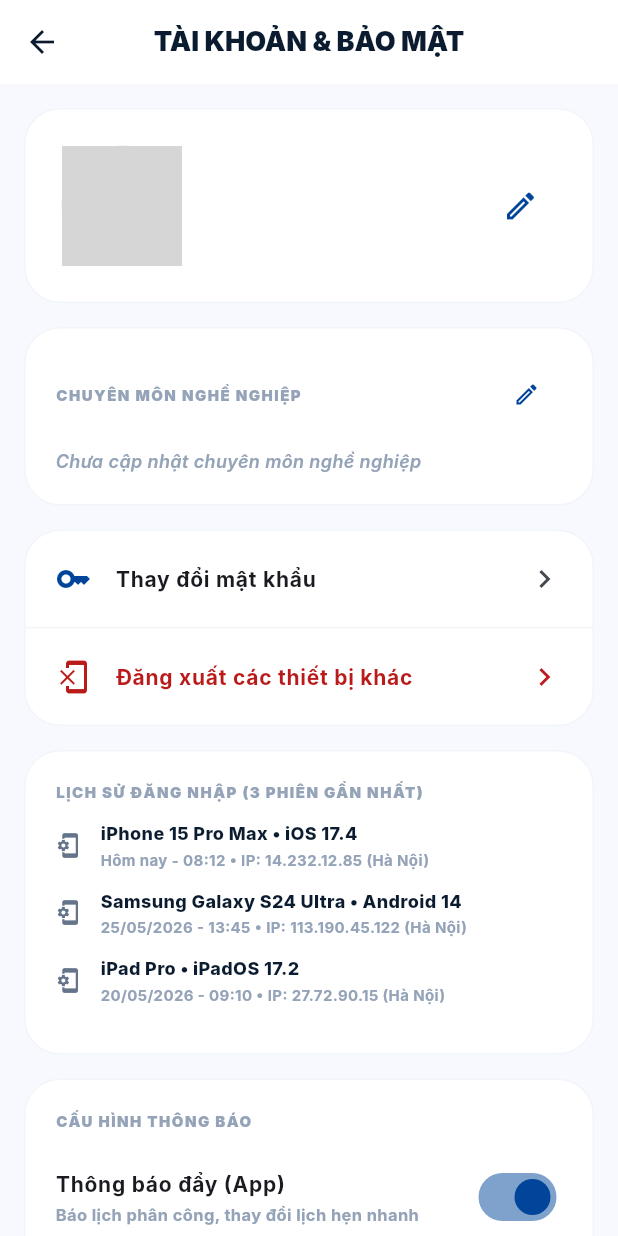
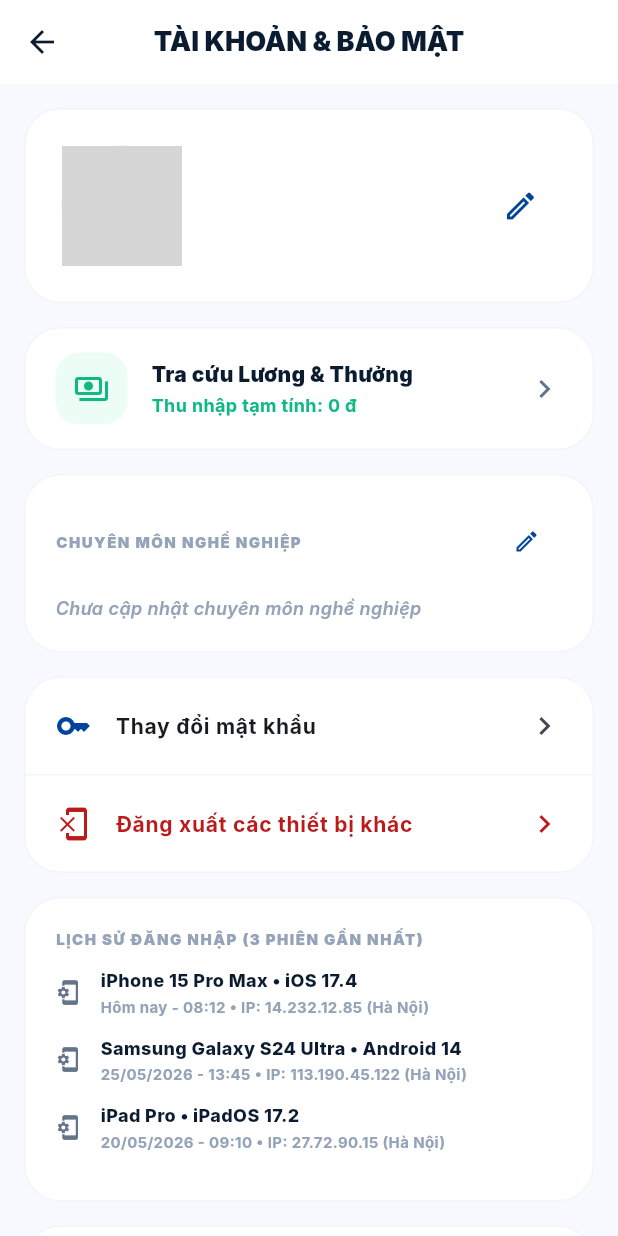
Before and after one commit to TuanDat-meo/QLCuaHangMayLocNuoc, a Flutter app: the ProfileSettingsScreen screen opened directly, on a phone screen of 412 x 824 dp. Run offline on Flutter 3.47's test engine with Material 3 defaults, Android fonts, the light colour scheme and no system bars; our stand-ins replace cloud_firestore, connectivity_plus, firebase_auth, firebase_core, firebase_messaging, fl_chart and 11 more; accounts and stored records are empty; network calls fail; Roboto replaces fonts that are missing (Inter); project files that could hold a hidden picture were left out; grey boxes are pictures that could not be loaded.

Commit message:
ADD: Tinh Luong cho KTV

```diff
--- a/apps/technician_app/lib/features/profile/screens/profile_settings_screen.dart
+++ b/apps/technician_app/lib/features/profile/screens/profile_settings_screen.dart
@@ -4,9 +4,12 @@ import 'package:shared/theme/app_colors.dart';
 import 'package:shared/theme/app_text_styles.dart';
 import 'package:image_picker/image_picker.dart';
 import 'package:shared/services/auth_service.dart';
+import 'package:intl/intl.dart';
 import '../../../controllers/auth_controller.dart';
 import '../../../controllers/profile_controller.dart';
+import '../../../controllers/job_controller.dart';
 import 'edit_profile_screen.dart';
+import 'salary_screen.dart';
 
 class ProfileSettingsScreen extends StatefulWidget {
   const ProfileSettingsScreen({super.key});
@@ -465,6 +468,14 @@ class _ProfileSettingsScreenState extends State<ProfileSettingsScreen> {
   Widget build(BuildContext context) {
     final authController = context.watch<AuthController>();
     final user = authController.currentUser;
+    final jobController = context.watch<JobController>();
+
+    final completedCount = jobController.jobs
+        .where((j) => j.status == JobStatus.completed)
+        .length;
+    final double baseSalary = user?.baseSalary ?? 0.0;
+    final double commissionPerOrder = user?.commissionPerOrder ?? 500000.0;
+    final double totalIncome = baseSalary + (completedCount * commissionPerOrder);
 
     return Scaffold(
       backgroundColor: AppColors.surface,
@@ -478,6 +489,10 @@ class _ProfileSettingsScreenState extends State<ProfileSettingsScreen> {
           children: [
             // 1. Profile header card
             _buildProfileHeaderCard(user),
+            const SizedBox(height: 16),
+
+            // 1b. Tra cứu Lương & Thưởng Card
+            _buildSalaryCard(user, totalIncome),
             const SizedBox(height: 16),
 
             // 2. Chuyên môn nghề nghiệp
@@ -653,6 +668,77 @@ class _ProfileSettingsScreenState extends State<ProfileSettingsScreen> {
           },
         );
       },
+    );
+  }
+
+  Widget _buildSalaryCard(dynamic user, double totalIncome) {
+    final currencyFormatter = NumberFormat.currency(locale: 'vi_VN', symbol: 'đ', decimalDigits: 0);
+    return Container(
+      decoration: BoxDecoration(
+        color: Colors.white,
+        borderRadius: BorderRadius.circular(24),
+        border: Border.all(color: const Color(0xfff1f5f9)),
+      ),
+      child: Material(
+        color: Colors.transparent,
+        child: InkWell(
+          borderRadius: BorderRadius.circular(24),
+          onTap: () {
+            Navigator.push(
+              context,
+              MaterialPageRoute(builder: (context) => const SalaryScreen()),
+            );
+          },
+          child: Padding(
+            padding: const EdgeInsets.symmetric(horizontal: 20, vertical: 16),
+            child: Row(
+              children: [
+                Container(
+                  padding: const EdgeInsets.all(12),
+                  decoration: BoxDecoration(
+                    color: const Color(0xffecfdf5),
+                    borderRadius: BorderRadius.circular(16),
+                  ),
+                  child: const Icon(
+                    Icons.payments_outlined,
+                    color: Color(0xff10b981),
+                    size: 24,
+                  ),
+                ),
+                const SizedBox(width: 16),
+                Expanded(
+                  child: Column(
+                    crossAxisAlignment: CrossAxisAlignment.start,
+                    children: [
+                      const Text(
+                        'Tra cứu Lương & Thưởng',
+                        style: TextStyle(
+                          fontSize: 14,
+                          fontWeight: FontWeight.w900,
+                          color: AppColors.onSurface,
+                        ),
+                      ),
+                      const SizedBox(height: 2),
+                      Text(
+                        'Thu nhập tạm tính: ${currencyFormatter.format(totalIncome)}',
+                        style: const TextStyle(
+                          fontSize: 12,
+                          fontWeight: FontWeight.bold,
+                          color: Color(0xff10b981),
+                        ),
+                      ),
+                    ],
+                  ),
+                ),
+                const Icon(
+                  Icons.chevron_right,
+                  color: Color(0xff64748b),
+                ),
+              ],
+            ),
+          ),
+        ),
+      ),
     );
   }
 
--- a/packages/shared/lib/services/auth_service.dart
+++ b/packages/shared/lib/services/auth_service.dart
@@ -30,6 +30,8 @@ class AuthUser {
   final String? source;
   final String? address;
   final List<String>? specializations;
+  final double? baseSalary;
+  final double? commissionPerOrder;
 
   AuthUser({
     required this.uid,
@@ -45,6 +47,8 @@ class AuthUser {
     this.source,
     this.address,
     this.specializations,
+    this.baseSalary = 0.0,
+    this.commissionPerOrder = 500000.0,
   });
 
   AuthUser copyWith({
@@ -61,6 +65,8 @@ class AuthUser {
     String? source,
     String? address,
     List<String>? specializations,
+    double? baseSalary,
+    double? commissionPerOrder,
   }) {
     return AuthUser(
       uid: uid ?? this.uid,
@@ -76,6 +82,8 @@ class AuthUser {
       source: source ?? this.source,
       address: address ?? this.address,
       specializations: specializations ?? this.specializations,
+      baseSalary: baseSalary ?? this.baseSalary,
+      commissionPerOrder: commissionPerOrder ?? this.commissionPerOrder,
     );
   }
 
@@ -83,6 +91,13 @@ class AuthUser {
     final data = doc.data() as Map<String, dynamic>? ?? {};
     String status = data['status'] ?? 'pending';
     bool verified = (status == 'active');
+
+    final double? baseSalary = (data['baseSalary'] is num)
+        ? (data['baseSalary'] as num).toDouble()
+        : null;
+    final double? commissionPerOrder = (data['commissionPerOrder'] is num)
+        ? (data['commissionPerOrder'] as num).toDouble()
+        : null;
 
     return AuthUser(
       uid: firebaseUser.uid,
@@ -101,6 +116,8 @@ class AuthUser {
       specializations: data['specializations'] != null
           ? List<String>.from(data['specializations'])
           : null,
+      baseSalary: baseSalary,
+      commissionPerOrder: commissionPerOrder,
     );
   }
 }
```
Also changed, not shown: apps/technician_app/lib/features/profile/screens/salary_screen.dart (added, +528 -0 lines).
